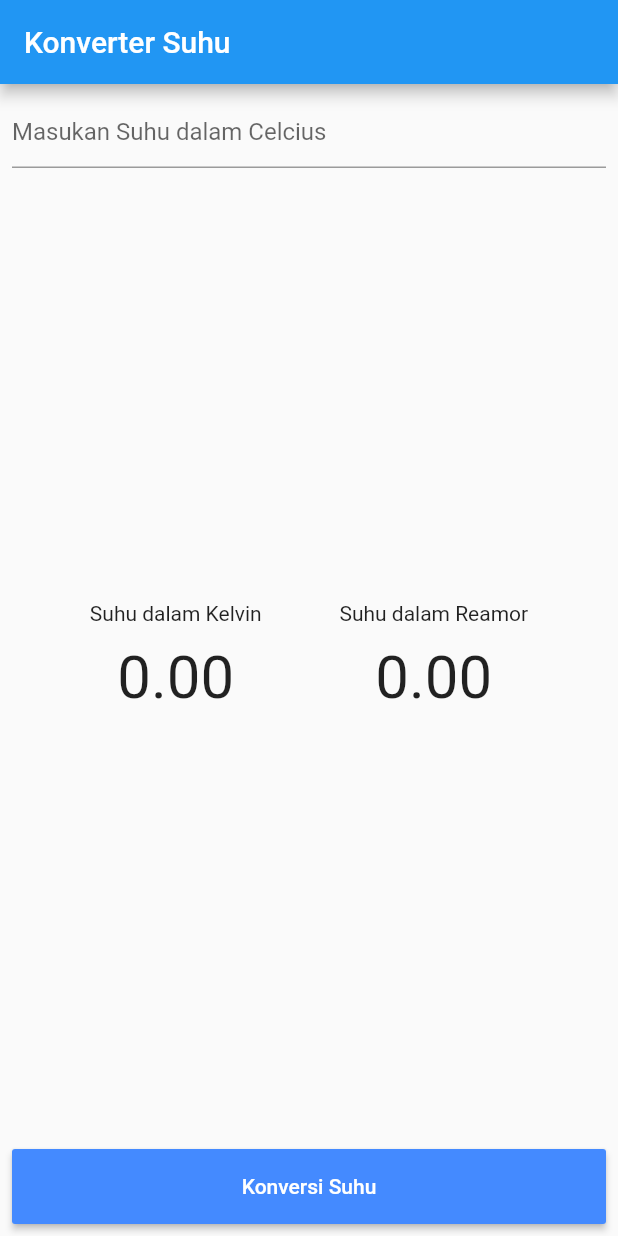
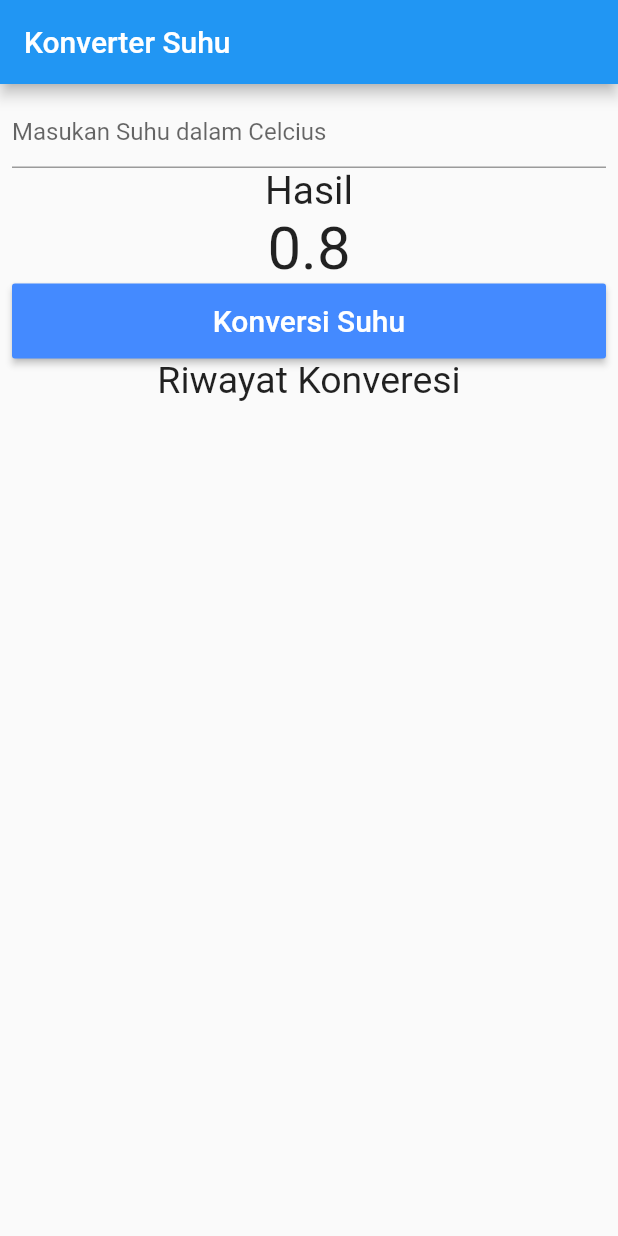
Before and after one commit to yogameleniawan/flutter_app_temperature_conversion, a Flutter app: the screen it shows after launch, on a phone screen of 412 x 824 dp. Run offline on Flutter 3.47's test engine with Material 2 defaults, Android fonts, the light colour scheme and no system bars.

Commit message:
widget tree

```diff
--- a/lib/convert.dart
+++ b/lib/convert.dart
@@ -13,7 +13,10 @@ class Convert extends StatelessWidget {
         onPressed: konvertHandler,
         color: Colors.blueAccent,
         textColor: Colors.white,
-        child: Text("Konversi Suhu"),
+        child: Text(
+          "Konversi Suhu",
+          style: TextStyle(fontSize: 20),
+        ),
       ),
     );
   }
--- a/lib/main.dart
+++ b/lib/main.dart
@@ -49,6 +49,13 @@ class _MyAppState extends State<MyApp> {
               Input(etCelcius: etCelcius),
               Result(kelvin: _kelvin, reamor: _reamor),
               Convert(konvertHandler: _konversiSuhu),
+              Container(
+                child: Text(
+                  "Riwayat Konveresi",
+                  style: TextStyle(fontSize: 25),
+                ),
+              ),
+              Expanded(child: ListView())
             ],
           ),
         ),
--- a/lib/result.dart
+++ b/lib/result.dart
@@ -15,28 +15,19 @@ class Result extends StatelessWidget {
 
   @override
   Widget build(BuildContext context) {
-    return Row(
-      mainAxisAlignment: MainAxisAlignment.spaceEvenly,
-      children: <Widget>[
-        Column(
-          children: <Widget>[
-            Text("Suhu dalam Kelvin"),
-            Text(
-              _kelvin.toStringAsFixed(2),
-              style: TextStyle(height: 1.5, fontSize: 40),
-            )
-          ],
-        ),
-        Column(
-          children: <Widget>[
-            Text("Suhu dalam Reamor"),
-            Text(
-              _reamor.toStringAsFixed(2),
-              style: TextStyle(height: 1.5, fontSize: 40),
-            )
-          ],
-        ),
-      ],
+    return Container(
+      child: Column(
+        children: [
+          Text(
+            "Hasil",
+            style: TextStyle(fontSize: 26),
+          ),
+          Text(
+            "0.8",
+            style: TextStyle(fontSize: 40),
+          ),
+        ],
+      ),
     );
   }
 }
```
